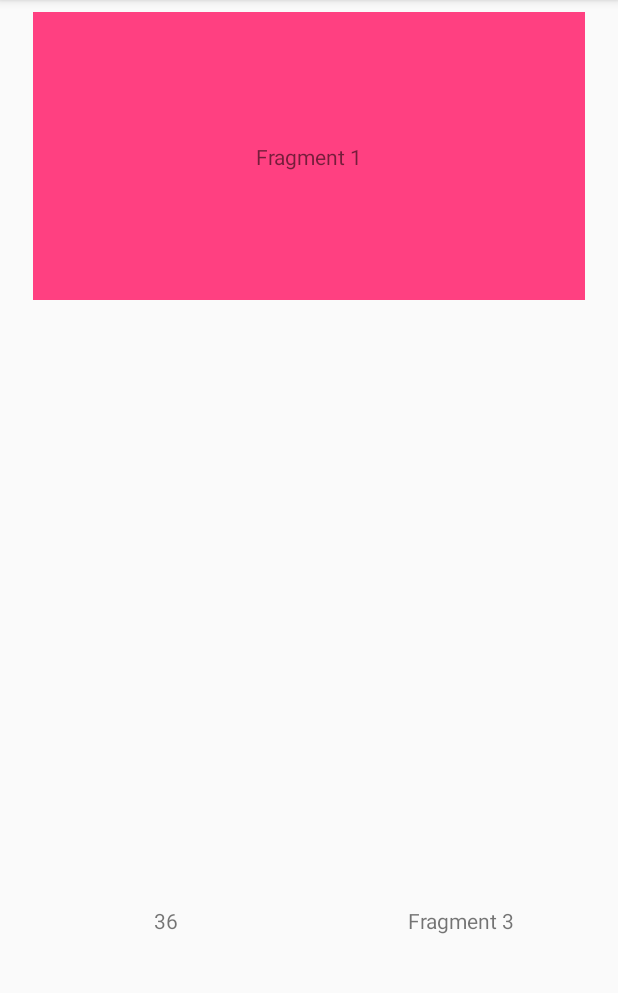
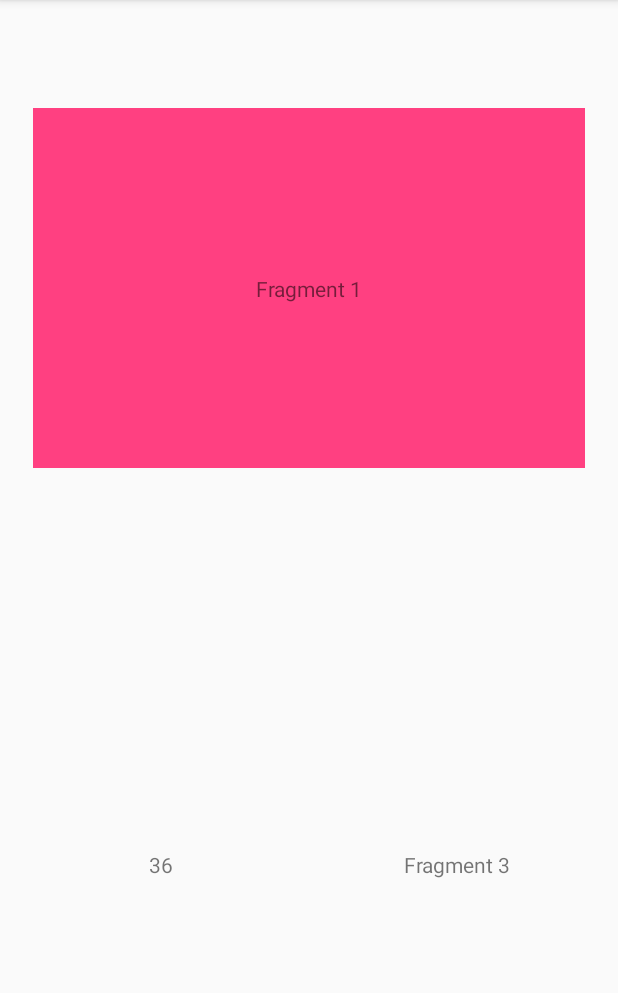
Before and after one commit to fr0zen87/SberLessons, an Android app: the screen it shows after launch (MainActivity), on a phone screen of 412 x 824 dp, the part 84-1077 px from its top. Run offline under Robolectric (Android 15) with nearby library versions, the phone set to English and light mode, and no system bars.

Commit message:
some changes in lesson 8

```diff
--- a/lesson8/build.gradle
+++ b/lesson8/build.gradle
@@ -1,14 +1,14 @@
 apply plugin: 'com.android.application'
 
 android {
-    compileSdkVersion 28
+    compileSdkVersion 27
 
 
 
     defaultConfig {
         applicationId "com.example.lesson8"
         minSdkVersion 21
-        targetSdkVersion 28
+        targetSdkVersion 27
         versionCode 1
         versionName "1.0"
 
@@ -28,9 +28,10 @@ android {
 dependencies {
     implementation fileTree(dir: 'libs', include: ['*.jar'])
 
-    implementation 'com.android.support:appcompat-v7:28.0.0-alpha3'
+    implementation 'com.android.support:appcompat-v7:27.1.1'
     implementation 'com.android.support.constraint:constraint-layout:1.1.2'
     testImplementation 'junit:junit:4.12'
     androidTestImplementation 'com.android.support.test:runner:1.0.2'
     androidTestImplementation 'com.android.support.test.espresso:espresso-core:3.0.2'
+    implementation 'com.android.support:recyclerview-v7:27.1.1'
 }
--- a/lesson8/src/main/java/com/example/lesson8/MainActivity.java
+++ b/lesson8/src/main/java/com/example/lesson8/MainActivity.java
@@ -10,14 +10,12 @@ import com.example.lesson8.fragments.Fragment3;
 
 public class MainActivity extends AppCompatActivity {
 
-    private FragmentManager fragmentManager;
-
     @Override
     protected void onCreate(Bundle savedInstanceState) {
         super.onCreate(savedInstanceState);
         setContentView(R.layout.activity_main);
 
-        fragmentManager = getSupportFragmentManager();
+        FragmentManager fragmentManager = getSupportFragmentManager();
         fragmentManager.beginTransaction().add(R.id.frameLayout1, new Fragment1()).commit();
         fragmentManager.beginTransaction().add(R.id.frameLayout2, new Fragment2()).commit();
         fragmentManager.beginTransaction().add(R.id.frameLayout3, new Fragment3()).commit();
--- a/lesson8/src/main/java/com/example/lesson8/fragments/Fragment1.java
+++ b/lesson8/src/main/java/com/example/lesson8/fragments/Fragment1.java
@@ -33,12 +33,12 @@ public class Fragment1 extends Fragment implements LoaderManager.LoaderCallbacks
     @NonNull
     @Override
     public Loader<Integer> onCreateLoader(int i, @Nullable Bundle bundle) {
-        return new MyLoader(getContext());
+        return new MyLoader(view.getContext());
     }
 
     @Override
     public void onLoadFinished(@NonNull Loader<Integer> loader, Integer integer) {
-        int color = ContextCompat.getColor(getContext(), integer);
+        int color = ContextCompat.getColor(view.getContext(), integer);
         view.setBackgroundColor(color);
     }
 
--- a/lesson8/src/main/java/com/example/lesson8/fragments/Fragment2.java
+++ b/lesson8/src/main/java/com/example/lesson8/fragments/Fragment2.java
@@ -16,13 +16,12 @@ import java.util.Random;
 
 public class Fragment2 extends Fragment {
 
-    private View view;
     private TextView textView;
 
     @Nullable
     @Override
     public View onCreateView(@NonNull LayoutInflater inflater, @Nullable ViewGroup container, @Nullable Bundle savedInstanceState) {
-        view = inflater.inflate(R.layout.fragment2, container, false);
+        View view = inflater.inflate(R.layout.fragment2, container, false);
 
         textView = view.findViewById(R.id.fr2_textView);
 
@@ -46,7 +45,7 @@ public class Fragment2 extends Fragment {
         @Override
         protected void onPostExecute(Integer integer) {
             super.onPostExecute(integer);
-            textView.setText(integer.toString());
+            textView.setText(String.valueOf(integer));
         }
     }
 }
--- a/lesson8/src/main/java/com/example/lesson8/fragments/MyLoader.java
+++ b/lesson8/src/main/java/com/example/lesson8/fragments/MyLoader.java
@@ -9,7 +9,7 @@ import com.example.lesson8.R;
 
 public class MyLoader extends AsyncTaskLoader<Integer> {
 
-    public MyLoader(@NonNull Context context) {
+    MyLoader(@NonNull Context context) {
         super(context);
     }
 
--- a/lesson8/src/main/res/layout/activity_main.xml
+++ b/lesson8/src/main/res/layout/activity_main.xml
@@ -9,10 +9,12 @@
     <FrameLayout
         android:id="@+id/frameLayout1"
         android:layout_width="368dp"
-        android:layout_height="192dp"
+        android:layout_height="240dp"
+        android:layout_marginBottom="8dp"
         android:layout_marginEnd="8dp"
         android:layout_marginStart="8dp"
         android:layout_marginTop="8dp"
+        app:layout_constraintBottom_toTopOf="@+id/guideline2"
         app:layout_constraintEnd_toEndOf="parent"
         app:layout_constraintStart_toStartOf="parent"
         app:layout_constraintTop_toTopOf="parent">
@@ -21,26 +23,37 @@
 
     <FrameLayout
         android:id="@+id/frameLayout2"
-        android:layout_width="186dp"
-        android:layout_height="293dp"
+        android:layout_width="180dp"
+        android:layout_height="238dp"
         android:layout_marginBottom="8dp"
+        android:layout_marginTop="8dp"
         app:layout_constraintBottom_toBottomOf="parent"
         app:layout_constraintEnd_toStartOf="@+id/frameLayout3"
         app:layout_constraintHorizontal_bias="0.5"
-        app:layout_constraintStart_toStartOf="parent">
+        app:layout_constraintStart_toStartOf="parent"
+        app:layout_constraintTop_toTopOf="@+id/guideline2">
 
     </FrameLayout>
 
     <FrameLayout
         android:id="@+id/frameLayout3"
-        android:layout_width="174dp"
-        android:layout_height="293dp"
+        android:layout_width="180dp"
+        android:layout_height="238dp"
         android:layout_marginBottom="8dp"
+        android:layout_marginTop="8dp"
         app:layout_constraintBottom_toBottomOf="parent"
         app:layout_constraintEnd_toEndOf="parent"
         app:layout_constraintHorizontal_bias="0.5"
-        app:layout_constraintStart_toEndOf="@+id/frameLayout2">
+        app:layout_constraintStart_toEndOf="@+id/frameLayout2"
+        app:layout_constraintTop_toTopOf="@+id/guideline2">
 
     </FrameLayout>
 
+    <android.support.constraint.Guideline
+        android:id="@+id/guideline2"
+        android:layout_width="wrap_content"
+        android:layout_height="wrap_content"
+        android:orientation="horizontal"
+        app:layout_constraintGuide_percent="0.5" />
+
 </android.support.constraint.ConstraintLayout>
```
